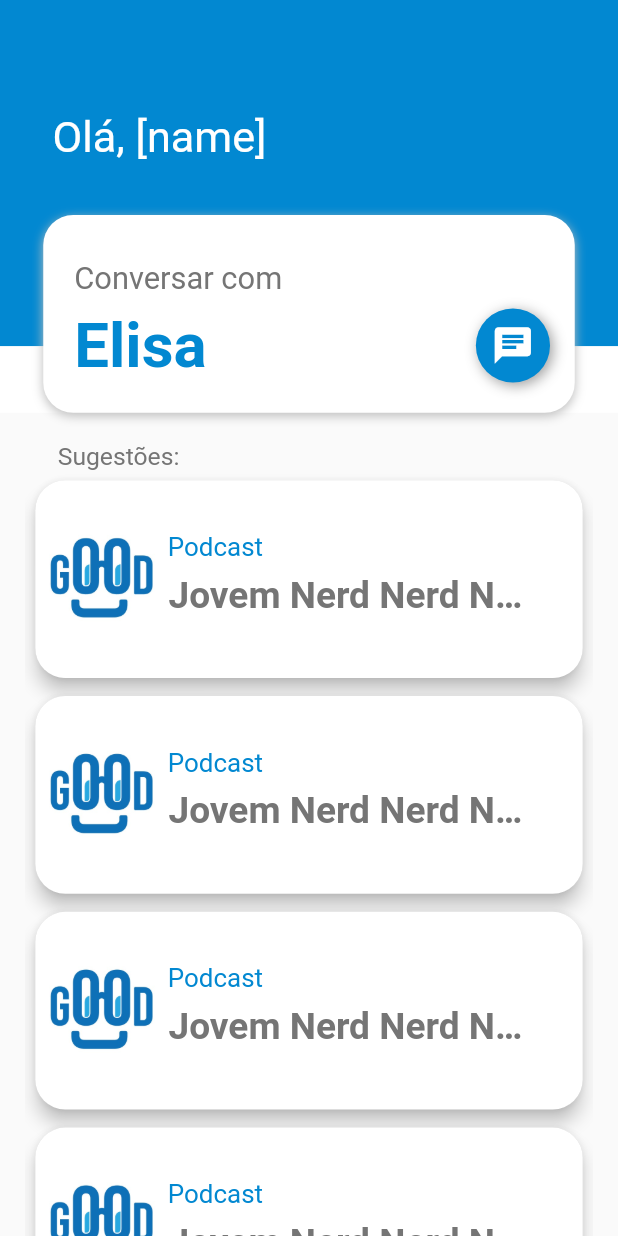
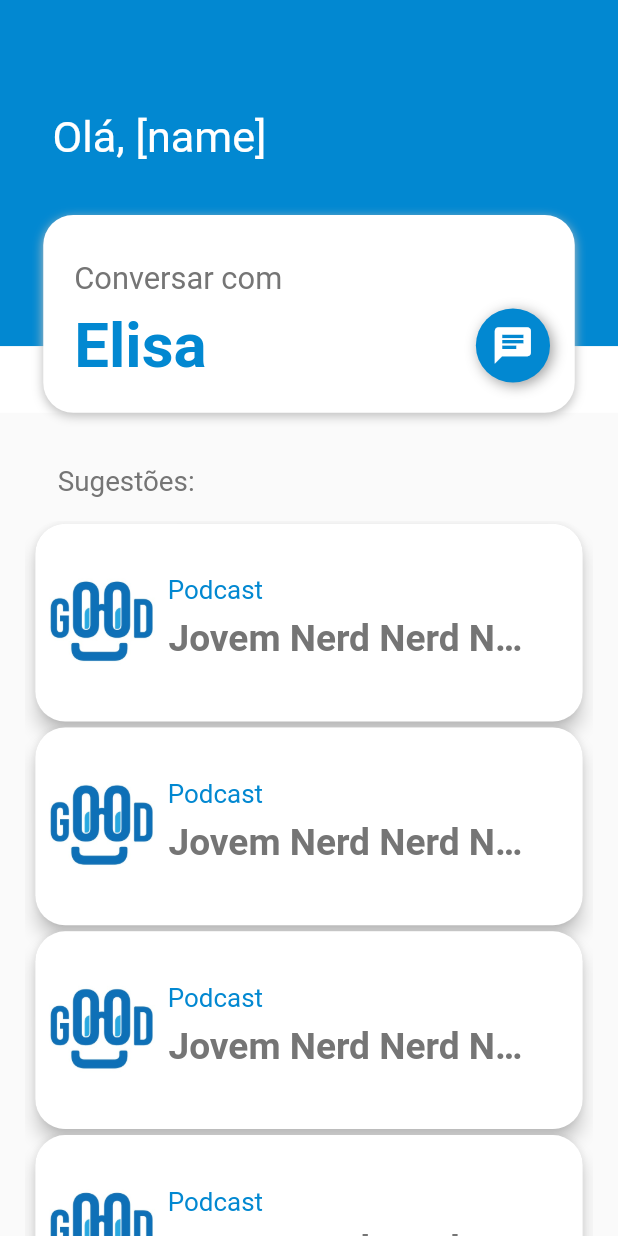
Before and after one commit to jjeanjacques10/n2020-mobile, a Flutter app: the screen it shows after launch, on a phone screen of 412 x 824 dp. Run offline on Flutter 3.47's test engine with Material 2 defaults, Android fonts, the phone set to English and light mode, and no system bars; missing offline and left inert: flutter_dialogflow.

Commit message:
TUDO FUNCIONANDO

```diff
--- a/lib/views/home_page.dart
+++ b/lib/views/home_page.dart
@@ -1,5 +1,4 @@
 import 'package:flutter/material.dart';
-import 'package:n2020mobile/widgets/bot_card_item.dart';
 import 'package:n2020mobile/widgets/suggestion_card_item.dart';
 
 class HomePage extends StatefulWidget {
@@ -156,21 +155,25 @@ class _HomePageState extends State<HomePage> {
                   mainAxisAlignment: MainAxisAlignment.spaceBetween,
                   children: <Widget>[
                     Container(
-                      margin: EdgeInsets.only(top: 20, left: 22),
+                      margin: EdgeInsets.only(top: 35, left: 22),
                       child: Text(
                         "Sugestões:",
                         style: TextStyle(
-                            color: Colors.grey[600], fontSize: width * 0.04),
+                            color: Colors.grey[600], fontSize: width * 0.045),
                       ),
                     ),
                   ],
                 )),
+                SizedBox(height: 15),
             Padding(
               padding: EdgeInsets.only(
-                  left: width * 0.04, right: width * 0.04, top: 0),
+                  left: width * 0.04, right: width * 0.04),
+              child: Expanded(
                 child: SizedBox(
-                width: width,
                   height: height,
+                  child: MediaQuery.removePadding(
+                    context: context,
+                    removeTop: true,
                     child: ListView.builder(
                       itemCount: 7,
                       itemBuilder: (ctx, index) {
@@ -183,6 +186,8 @@ class _HomePageState extends State<HomePage> {
                     ),
                   ),
                 ),
+              ),
+            ),
           ],
         ),
       ),
--- a/lib/widgets/suggestion_card_item.dart
+++ b/lib/widgets/suggestion_card_item.dart
@@ -24,7 +24,7 @@ class SuggestionCardItem extends StatelessWidget {
       elevation: 5.0,
       margin: new EdgeInsets.symmetric(
         horizontal: 7.0,
-        vertical: 6.0,
+        vertical: 2.0,
       ),
       child: Container(
         height: height * 0.16,
```
Lines whose indentation alone changed are shown as unchanged.
